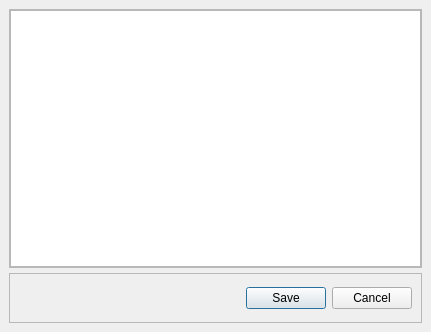
Before: the Qt Designer form src/main/python/UIs/FileEditorWindow.ui in isaksengeir/REACT, drawn with Qt 5.
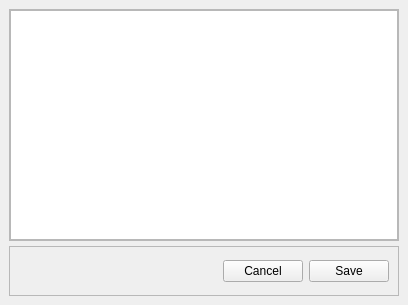
After: the same form once the commit is applied.

Commit message: *.xyz bug fix, small improvements of FileEditor class and Ui

The edit to the form file:
```diff
--- a/src/main/python/UIs/FileEditorWindow.ui
+++ b/src/main/python/UIs/FileEditorWindow.ui
@@ -6,8 +6,8 @@
    <rect>
     <x>0</x>
     <y>0</y>
-    <width>431</width>
-    <height>332</height>
+    <width>408</width>
+    <height>305</height>
    </rect>
   </property>
   <property name="windowTitle">
@@ -65,11 +65,31 @@
         <property name="frameShadow">
          <enum>QFrame::Raised</enum>
         </property>
-        <layout class="QVBoxLayout" name="verticalLayout">
+        <layout class="QHBoxLayout" name="horizontalLayout">
          <item>
-          <widget class="QDialogButtonBox" name="buttonBox">
-           <property name="standardButtons">
-            <set>QDialogButtonBox::Cancel|QDialogButtonBox::Save</set>
+          <spacer name="horizontalSpacer">
+           <property name="orientation">
+            <enum>Qt::Horizontal</enum>
+           </property>
+           <property name="sizeHint" stdset="0">
+            <size>
+             <width>40</width>
+             <height>20</height>
+            </size>
+           </property>
+          </spacer>
+         </item>
+         <item>
+          <widget class="QPushButton" name="cancel_button">
+           <property name="text">
+            <string>Cancel</string>
+           </property>
+          </widget>
+         </item>
+         <item>
+          <widget class="QPushButton" name="save_button">
+           <property name="text">
+            <string>Save</string>
            </property>
           </widget>
          </item>
```
The commit also changes 4 other files.
